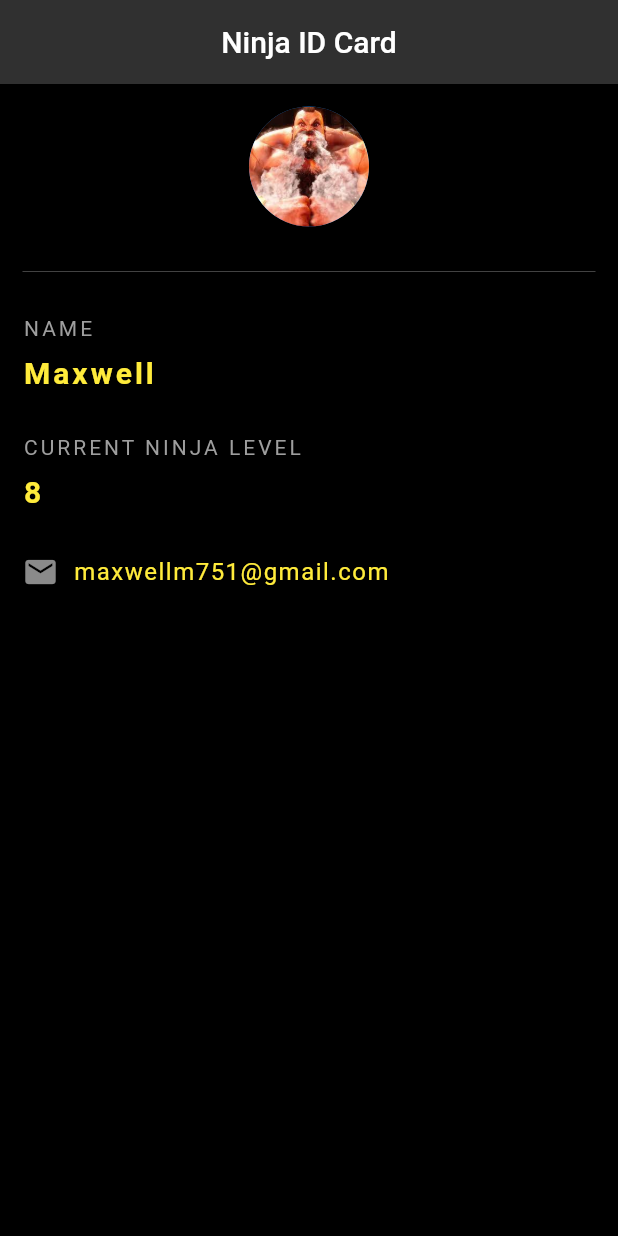
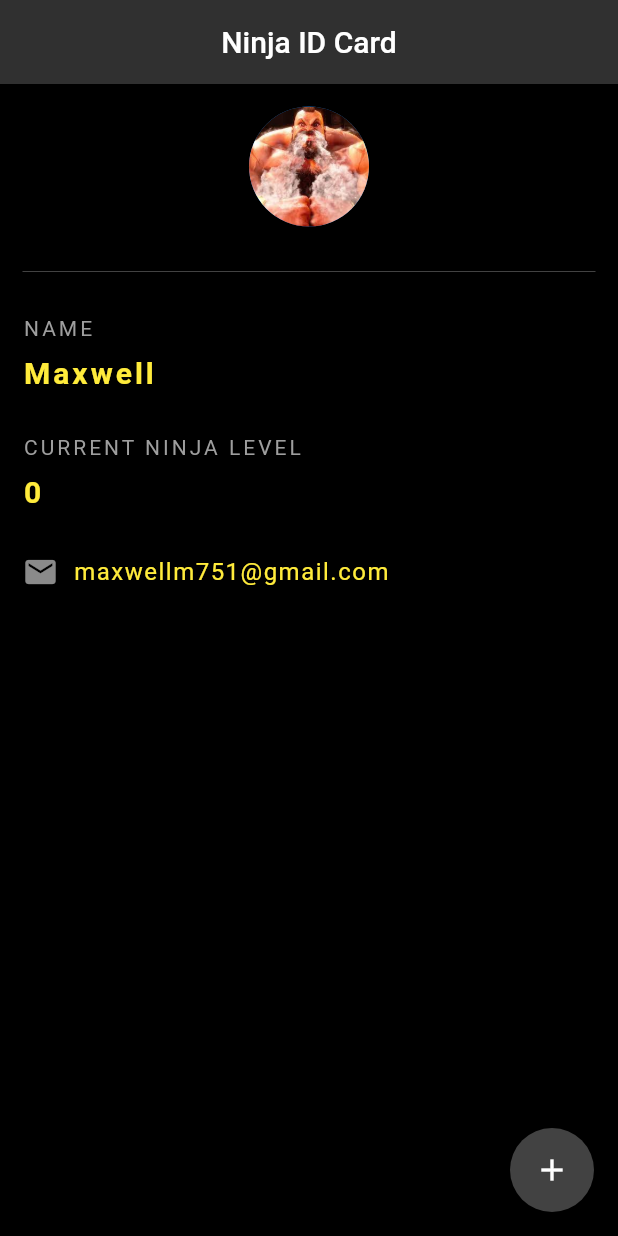
Before and after one commit to MaqC254/learning-flutter, a Flutter app: the screen it shows after launch, on a phone screen of 412 x 824 dp. Run offline on Flutter 3.47's test engine with Material 2 defaults, Android fonts, the phone set to English and light mode, and no system bars.

Commit message:
Now with stateful widget and changing ninjaLevel using setState

```diff
--- a/id_ninja_course/lib/main.dart
+++ b/id_ninja_course/lib/main.dart
@@ -6,25 +6,41 @@ void main() {
   ));
 
 }
-class Home extends StatelessWidget {
+class Home extends StatefulWidget {
   const Home({super.key});
+
+  @override
+  State<Home> createState() => _HomeState();
+}
+
+class _HomeState extends State<Home> {
+  var ninjaLevel = 0;
 
   @override
   Widget build(BuildContext context) {
     return Scaffold(
       backgroundColor: Colors.black,
       appBar: AppBar(
-        title: Text('Ninja ID Card'),
+        title: const Text('Ninja ID Card'),
         backgroundColor: Colors.grey[850],
         centerTitle: true,
         elevation: 0,
       ),
+      floatingActionButton: FloatingActionButton(
+        onPressed:(){
+          setState(() {
+            ninjaLevel++;
+          });
+        },
+        child: Icon(Icons.add),
+        backgroundColor: Colors.grey[800],
+      ),
       body:  Padding(
-        padding: EdgeInsets.all(15),
+        padding: const EdgeInsets.all(15),
           child: Column(
             crossAxisAlignment: CrossAxisAlignment.start,
             children: [
-              Center(
+              const Center(
                 child: CircleAvatar(
                   backgroundImage: AssetImage('asset/images/download.jpeg'),
                   radius: 40,
@@ -35,41 +51,41 @@ class Home extends StatelessWidget {
                 height: 60,
                 color: Colors.grey[800],
               ),
-              Text('NAME',
+              const Text('NAME',
               style: TextStyle(
                   color:Colors.grey,
               letterSpacing: 2.0),
               ),
-              SizedBox(
+              const SizedBox(
                 height: 10,),
-              Text('Maxwell',
+              const Text('Maxwell',
                 style: TextStyle(
                     color:Colors.yellow,
                     letterSpacing: 2.0,
                 fontWeight: FontWeight.bold,
                 fontSize: 20.0),
               ),
-              SizedBox(
+              const SizedBox(
                 height: 30,
               ),
-              Text('CURRENT NINJA LEVEL',
+              const Text('CURRENT NINJA LEVEL',
                 style: TextStyle(
                     color:Colors.grey,
                     letterSpacing: 2.0),
               ),
-              SizedBox(
+              const SizedBox(
                 height: 10,),
-              Text('8',
-                style: TextStyle(
+               Text('$ninjaLevel',
+                style: const TextStyle(
                     color:Colors.yellow,
                     letterSpacing: 2.0,
                     fontWeight: FontWeight.bold,
                     fontSize: 20.0),
               ),
-              SizedBox(
+              const SizedBox(
                 height: 30,
               ),
-              Row(
+              const Row(
                 children: [
                   Icon(Icons.mail,
                   color: Colors.white54,
```
